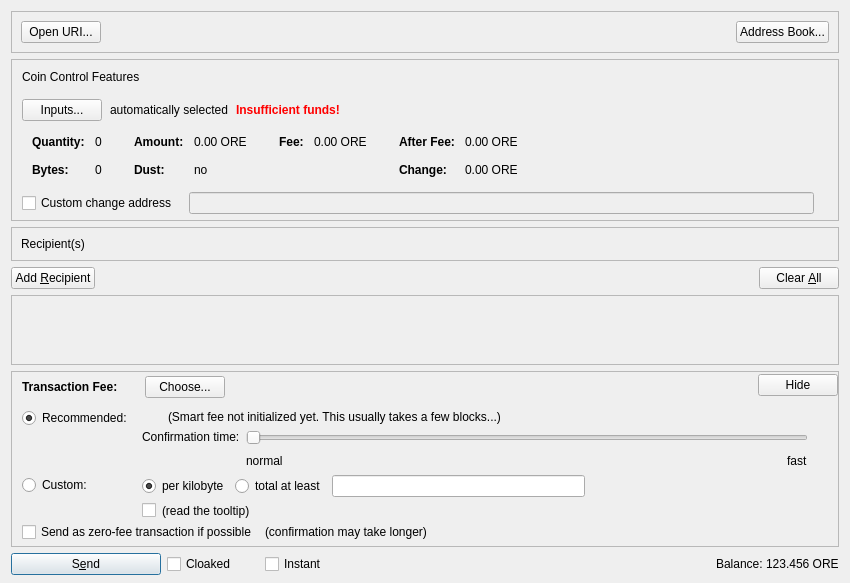
First picture: the form in src/qt/forms/sendcoinsdialog.ui, repository galactrum/galactrum, before the edit.
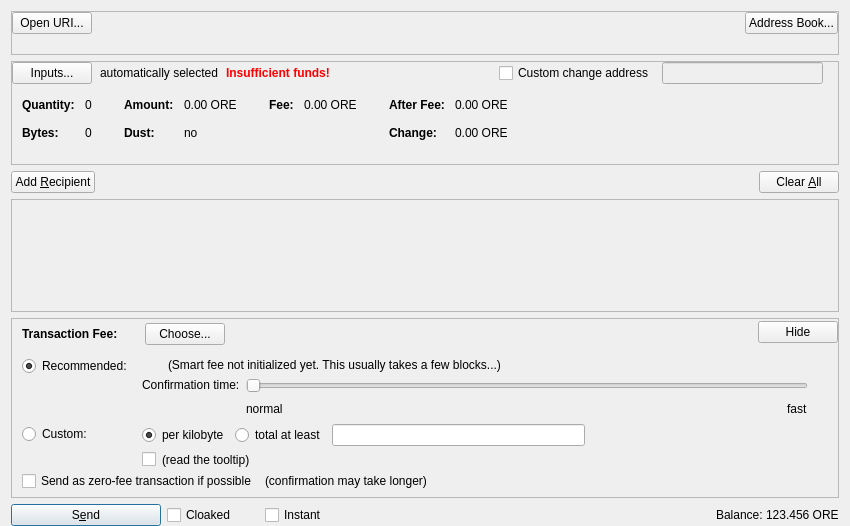
Second picture: the form after the edit. Custom widgets are drawn as their Qt base class.

Commit message: updated sendcoins tab

The edit to the form file:
```diff
--- a/src/qt/forms/sendcoinsdialog.ui
+++ b/src/qt/forms/sendcoinsdialog.ui
@@ -13,9 +13,9 @@
 		<property name="windowTitle">
 			<string>Send Coins</string>
 		</property>
-		<layout class="QVBoxLayout" name="verticalLayout" stretch="0,0,0,0,1,0,0">
+		<layout class="QVBoxLayout" name="verticalLayout" stretch="0,0,0,1,0,0">
 			<property name="bottomMargin">
-				<number>8</number>
+				<number>0</number>
 			</property>
 			<item>
 				<widget class="QFrame" name="frameSendTopButton">
@@ -25,12 +25,6 @@
 							<verstretch>0</verstretch>
 						</sizepolicy>
 					</property>
-					<property name="maximumSize">
-						<size>
-							<width>16777215</width>
-							<height>16777215</height>
-						</size>
-					</property>
 					<property name="frameShape">
 						<enum>QFrame::StyledPanel</enum>
 					</property>
@@ -38,6 +32,18 @@
 						<enum>QFrame::Sunken</enum>
 					</property>
 					<layout class="QHBoxLayout" name="topSendButtons">
+                        <property name="leftMargin">
+                            <number>0</number>
+                        </property>
+                        <property name="topMargin">
+                            <number>0</number>
+                        </property>
+                        <property name="rightMargin">
+                            <number>0</number>
+                        </property>
+                        <property name="bottomMargin">
+                            <number>20</number>
+                        </property>
 						<item>
 							<widget class="QPushButton" name="openURIButton">
 								<property name="toolTip">
@@ -117,39 +123,14 @@
 							<number>0</number>
 						</property>
 						<property name="bottomMargin">
-							<number>6</number>
+							<number>8</number>
 						</property>
 						<item>
 							<layout class="QVBoxLayout" name="verticalLayoutCoinControl" stretch="0,0,0,0,1">
 								<property name="spacing">
 									<number>0</number>
 								</property>
-								<property name="leftMargin">
-									<number>10</number>
-								</property>
-								<property name="topMargin">
-									<number>10</number>
-								</property>
-								<item>
-									<layout class="QHBoxLayout" name="horizontalLayoutCoinControl1">
-										<property name="bottomMargin">
-											<number>15</number>
-										</property>
-										<item>
-											<widget class="QLabel" name="labelCoinControlFeatures">
-												<property name="sizePolicy">
-													<sizepolicy hsizetype="Preferred" vsizetype="Maximum">
-														<horstretch>0</horstretch>
-														<verstretch>0</verstretch>
-													</sizepolicy>
-												</property>
-												<property name="text">
-													<string>Coin Control Features</string>
-												</property>
-											</widget>
-										</item>
-									</layout>
-								</item>
+								
 								<item>
 									<layout class="QHBoxLayout" name="horizontalLayoutCoinControl2" stretch="0,0,0,0">
 										<property name="spacing">
@@ -213,6 +194,51 @@
 												</property>
 											</spacer>
 										</item>
+                                        	<item>
+											<widget class="QCheckBox" name="checkBoxCoinControlChange">
+												<property name="toolTip">
+													<string>If this is activated, but the change address is empty or invalid, change will be sent to a newly generated address.</string>
+												</property>
+												<property name="text">
+													<string>Custom change address</string>
+												</property>
+											</widget>
+										</item>
+										<item>
+											<widget class="QValidatedLineEdit" name="lineEditCoinControlChange">
+												<property name="enabled">
+													<bool>false</bool>
+												</property>
+												<property name="sizePolicy">
+													<sizepolicy hsizetype="Expanding" vsizetype="Fixed">
+														<horstretch>0</horstretch>
+														<verstretch>0</verstretch>
+													</sizepolicy>
+												</property>
+											</widget>
+										</item>
+										<item>
+											<widget class="QLabel" name="labelCoinControlChangeLabel">
+												<property name="sizePolicy">
+													<sizepolicy hsizetype="Preferred" vsizetype="Expanding">
+														<horstretch>0</horstretch>
+														<verstretch>0</verstretch>
+													</sizepolicy>
+												</property>
+												<property name="minimumSize">
+													<size>
+														<width>0</width>
+														<height>0</height>
+													</size>
+												</property>
+												<property name="text">
+													<string/>
+												</property>
+												<property name="margin">
+													<number>3</number>
+												</property>
+											</widget>
+										</item>
 									</layout>
 								</item>
 								<item>
@@ -569,51 +595,7 @@
 										<property name="rightMargin">
 											<number>5</number>
 										</property>
-										<item>
-											<widget class="QCheckBox" name="checkBoxCoinControlChange">
-												<property name="toolTip">
-													<string>If this is activated, but the change address is empty or invalid, change will be sent to a newly generated address.</string>
-												</property>
-												<property name="text">
-													<string>Custom change address</string>
-												</property>
-											</widget>
-										</item>
-										<item>
-											<widget class="QValidatedLineEdit" name="lineEditCoinControlChange">
-												<property name="enabled">
-													<bool>false</bool>
-												</property>
-												<property name="sizePolicy">
-													<sizepolicy hsizetype="Expanding" vsizetype="Fixed">
-														<horstretch>0</horstretch>
-														<verstretch>0</verstretch>
-													</sizepolicy>
-												</property>
-											</widget>
-										</item>
-										<item>
-											<widget class="QLabel" name="labelCoinControlChangeLabel">
-												<property name="sizePolicy">
-													<sizepolicy hsizetype="Preferred" vsizetype="Expanding">
-														<horstretch>0</horstretch>
-														<verstretch>0</verstretch>
-													</sizepolicy>
-												</property>
-												<property name="minimumSize">
-													<size>
-														<width>0</width>
-														<height>0</height>
-													</size>
-												</property>
-												<property name="text">
-													<string/>
-												</property>
-												<property name="margin">
-													<number>3</number>
-												</property>
-											</widget>
-										</item>
+									
 									</layout>
 								</item>
 								<item>
@@ -634,29 +616,6 @@
 					</layout>
 				</widget>
 			</item>
-            <item>
-                <widget class="QFrame" name="frameRecipientHeader">
-                    <property name="frameShape">
-                        <enum>QFrame::StyledPanel</enum>
-                    </property>
-                    <property name="frameShadow">
-                        <enum>QFrame::Raised</enum>
-                    </property>
-                    <layout class="QVBoxLayout" name="verticalLayout_42">
-                        <item>
-                            <layout class="QHBoxLayout" name="horizontalLayout_42">
-                                <item>
-                                    <widget class="QLabel" name="labelRecipients">
-                                        <property name="text">
-                                            <string>Recipient(s)</string>
-                                        </property>
-                                    </widget>
-                                </item>
-                            </layout>
-                        </item>
-                    </layout>
-                </widget>
-            </item>
             <item>
                 <layout class="QHBoxLayout">
                     <item>
@@ -1343,6 +1302,18 @@
 			</item>
 			<item>
 				<layout class="QHBoxLayout" name="horizontalLayout">
+                    <property name="leftMargin">
+                        <number>0</number>
+                    </property>
+                    <property name="topMargin">
+                        <number>0</number>
+                    </property>
+                    <property name="rightMargin">
+                        <number>0</number>
+                    </property>
+                    <property name="bottomMargin">
+                        <number>0</number>
+                    </property>
 					<item>
 						<widget class="QPushButton" name="sendButton">
 							<property name="minimumSize">
```
The commit also changes 3 other files.
